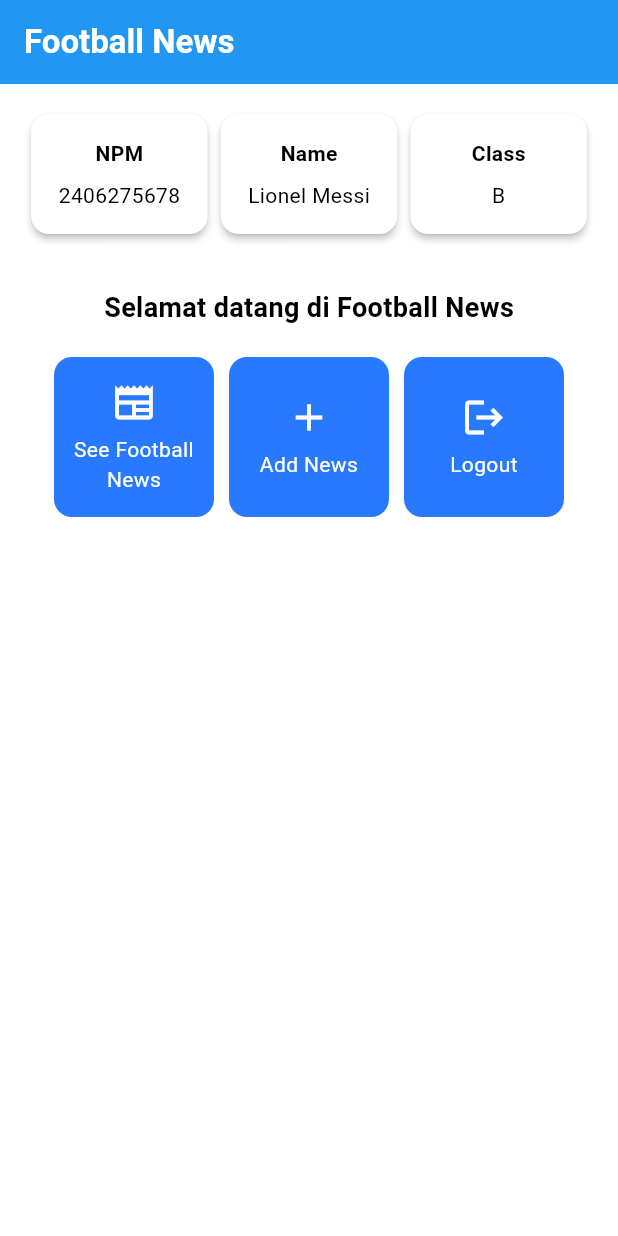
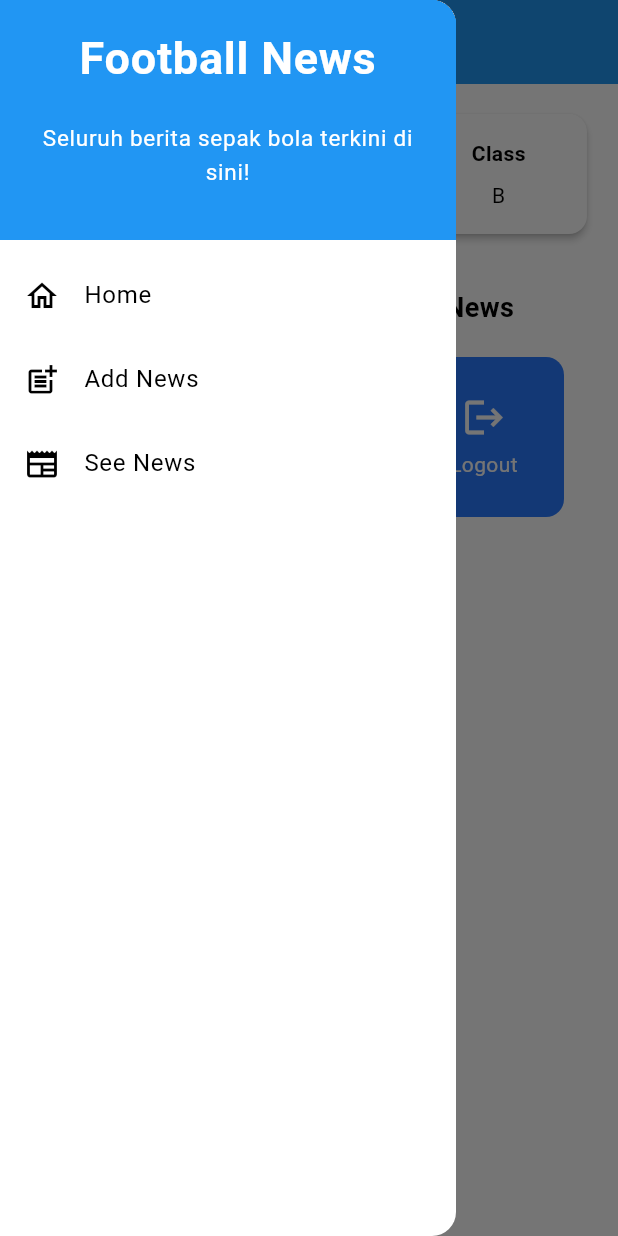
Before and after one commit to IkanBerkepalaLele/foootball-news-mobile, a Flutter app: the screen it shows after launch, with the side drawer open (before the commit the screen has no drawer), on a phone screen of 412 x 824 dp. Run offline on Flutter 3.47's test engine with Material 3 defaults, Android fonts, the phone set to English and light mode, and no system bars.

Commit message:
tutor 7:

```diff
--- a/lib/menu.dart
+++ b/lib/screens/menu.dart
@@ -1,4 +1,6 @@
 import 'package:flutter/material.dart';
+import 'package:foootball_news/widgets/left_drawer.dart';
+import 'package:foootball_news/widgets/news_card.dart';
 
 class MyHomePage extends StatelessWidget {
     MyHomePage({super.key});
@@ -15,6 +17,7 @@
 
     @override
     Widget build(BuildContext context) {
+    // Scaffold menyediakan struktur dasar halaman dengan AppBar dan body.
     return Scaffold(
       // AppBar adalah bagian atas halaman yang menampilkan judul.
       appBar: AppBar(
@@ -29,6 +32,7 @@
         // Warna latar belakang AppBar diambil dari skema warna tema aplikasi.
         backgroundColor: Theme.of(context).colorScheme.primary,
       ),
+      drawer: LeftDrawer(),
       // Body halaman dengan padding di sekelilingnya.
       body: Padding(
         padding: const EdgeInsets.all(16.0),
@@ -125,60 +129,6 @@
   }
 }
 
-class ItemCard extends StatelessWidget {
-  // Menampilkan kartu dengan ikon dan nama.
-
-  final ItemHomepage item;
-
-  const ItemCard(this.item, {super.key});
-
-  @override
-  Widget build(BuildContext context) {
-    return Material(
-      // Menentukan warna latar belakang dari tema aplikasi.
-      color: Theme.of(context).colorScheme.secondary,
-      // Membuat sudut kartu melengkung.
-      borderRadius: BorderRadius.circular(12),
-
-      child: InkWell(
-        // Aksi ketika kartu ditekan.
-        onTap: () {
-          // Menampilkan pesan SnackBar saat kartu ditekan.
-          ScaffoldMessenger.of(context)
-            ..hideCurrentSnackBar()
-            ..showSnackBar(
-              SnackBar(content: Text("Kamu telah menekan tombol ${item.name}!"))
-            );
-        },
-        // Container untuk menyimpan Icon dan Text
-        child: Container(
-          padding: const EdgeInsets.all(8),
-          child: Center(
-            child: Column(
-              // Menyusun ikon dan teks di tengah kartu.
-              mainAxisAlignment: MainAxisAlignment.center,
-              children: [
-                Icon(
-                  item.icon,
-                  color: Colors.white,
-                  size: 30.0,
-                ),
-                const Padding(padding: EdgeInsets.all(3)),
-                Text(
-                  item.name,
-                  textAlign: TextAlign.center,
-                  style: const TextStyle(color: Colors.white),
-                ),
-              ],
-            ),
-          ),
-        ),
-      ),
-    );
-  }
-
-}
-
 class ItemHomepage {
  final String name;
  final IconData icon;
--- /dev/null
+++ b/lib/widgets/left_drawer.dart
@@ -0,0 +1,80 @@
+import 'package:flutter/material.dart';
+import 'package:foootball_news/screens/menu.dart';
+import 'package:foootball_news/screens/newslist_form.dart';
+
+class LeftDrawer extends StatelessWidget {
+  const LeftDrawer({super.key});
+
+  @override
+  Widget build(BuildContext context) {
+    return Drawer(
+      child: ListView(
+        children: [
+          const DrawerHeader(
+            decoration: BoxDecoration(
+              color: Colors.blue,
+            ),
+            child: Column(
+              children: [
+                Text(
+                  'Football News',
+                  textAlign: TextAlign.center,
+                  style: TextStyle(
+                    fontSize: 30,
+                    fontWeight: FontWeight.bold,
+                    color: Colors.white,
+                  ),
+                ),
+                Padding(padding: EdgeInsets.all(10)),
+                Text("Seluruh berita sepak bola terkini di sini!",
+                  textAlign: TextAlign.center,
+                  style: TextStyle(
+                    fontSize: 15,
+                    color: Colors.white,
+                  ),
+                ),
+              ],
+            ),
+          ),
+          ListTile(
+            leading: const Icon(Icons.home_outlined),
+            title: const Text('Home'),
+            // Bagian redirection ke MyHomePage
+            onTap: () {
+              Navigator.pushReplacement(
+                  context,
+                  MaterialPageRoute(
+                    builder: (context) => MyHomePage(),
+                  ));
+            },
+          ),
+          ListTile(
+            leading: const Icon(Icons.post_add),
+            title: const Text('Add News'),
+            // Bagian redirection ke NewsFormPage
+            onTap: () {
+              Navigator.pushReplacement(
+                  context,
+                  MaterialPageRoute(
+                    builder: (context) => NewsFormPage(),
+                  ));
+            },
+          ),
+          // TODO: Buat ListTile baru untuk ke halaman melihat news
+          ListTile(
+            leading: const Icon(Icons.newspaper),
+            title: const Text('See News'),
+            // Bagian redirection ke NewsPage
+            onTap: () {
+              Navigator.pushReplacement(
+                  context,
+                  MaterialPageRoute(
+                    builder: (context) => NewsFormPage(),
+                  ));
+            },
+          ),
+        ],
+      ),
+    );
+  }
+}
--- /dev/null
+++ b/lib/widgets/news_card.dart
@@ -0,0 +1,63 @@
+import 'package:foootball_news/screens/newslist_form.dart';
+import 'package:flutter/material.dart';
+import 'package:foootball_news/screens/menu.dart';
+
+class ItemCard extends StatelessWidget {
+  // Menampilkan kartu dengan ikon dan nama.
+
+  final ItemHomepage item;
+
+  const ItemCard(this.item, {super.key});
+
+  @override
+  Widget build(BuildContext context) {
+    return Material(
+      // Menentukan warna latar belakang dari tema aplikasi.
+      color: Theme.of(context).colorScheme.secondary,
+      // Membuat sudut kartu melengkung.
+      borderRadius: BorderRadius.circular(12),
+
+      child: InkWell(
+        // Aksi ketika kartu ditekan.
+        onTap: () {
+          // Menampilkan pesan SnackBar saat kartu ditekan.
+          ScaffoldMessenger.of(context)
+            ..hideCurrentSnackBar()
+            ..showSnackBar(
+              SnackBar(content: Text("Kamu telah menekan tombol ${item.name}!"))
+            );
+          if (item.name == "Add News") {
+            Navigator.push(
+              context,
+              MaterialPageRoute(
+                builder: (context) => NewsFormPage(),
+            ));
+          }
+        },
+        // Container untuk menyimpan Icon dan Text
+        child: Container(
+          padding: const EdgeInsets.all(8),
+          child: Center(
+            child: Column(
+              // Menyusun ikon dan teks di tengah kartu.
+              mainAxisAlignment: MainAxisAlignment.center,
+              children: [
+                Icon(
+                  item.icon,
+                  color: Colors.white,
+                  size: 30.0,
+                ),
+                const Padding(padding: EdgeInsets.all(3)),
+                Text(
+                  item.name,
+                  textAlign: TextAlign.center,
+                  style: const TextStyle(color: Colors.white),
+                ),
+              ],
+            ),
+          ),
+        ),
+      ),
+    );
+  }
+}
```
Also changed, not shown: lib/main.dart (+1 -16 lines), lib/screens/newslist_form.dart (added, +233 -0 lines). Lines whose indentation alone changed are shown as unchanged.
